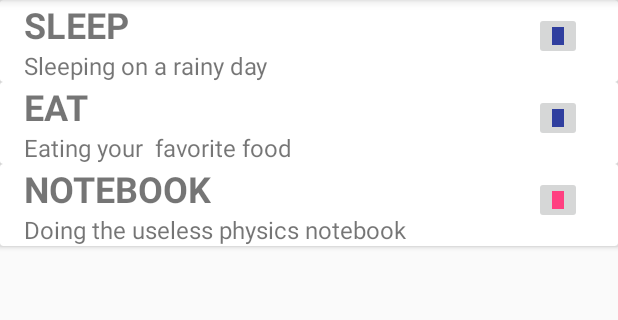
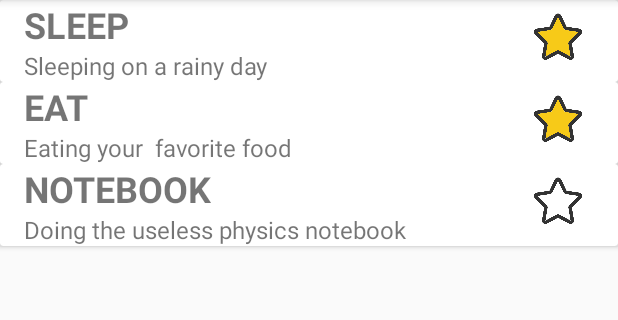
Before and after one commit to JDAlvarenga/PDM_L5_FavoritesTab, an Android app: the screen it shows after launch (MainActivity), on a phone screen of 412 x 824 dp, the part 168-488 px from its top. Run offline under Robolectric (Android 15) with nearby library versions, the phone set to English and light mode, and no system bars.

Commit message:
Added proper images to the ImageButton

```diff
--- a/app/src/main/java/com/angryscarf/favoritestab/MainActivity.java
+++ b/app/src/main/java/com/angryscarf/favoritestab/MainActivity.java
@@ -166,7 +166,7 @@ public class MainActivity extends AppCompatActivity {
 
         //
         public void setFavorite(ImageButton ibutton, boolean isFavorite) {
-            ibutton.setImageResource((isFavorite? R.color.colorPrimaryDark : R.color.colorAccent));
+            ibutton.setImageResource((isFavorite? R.drawable.favicon_color : R.drawable.favicon));
         }
     }
 
--- a/app/src/main/res/layout/fragment_cardview.xml
+++ b/app/src/main/res/layout/fragment_cardview.xml
@@ -36,7 +36,11 @@
             android:layout_height="32dp"
             android:layout_alignParentRight="true"
             android:layout_margin="8dp"
-            android:src="@drawable/ic_launcher_background"/>
+            android:adjustViewBounds="true"
+            android:scaleType="centerCrop"
+            android:padding="0dp"
+
+            android:src="@drawable/favicon_color"/>
     </RelativeLayout>
 
 </android.support.v7.widget.CardView>
```
Also changed, not shown: app/src/main/res/drawable/favicon.png (added), app/src/main/res/drawable/favicon_color.png (added).
